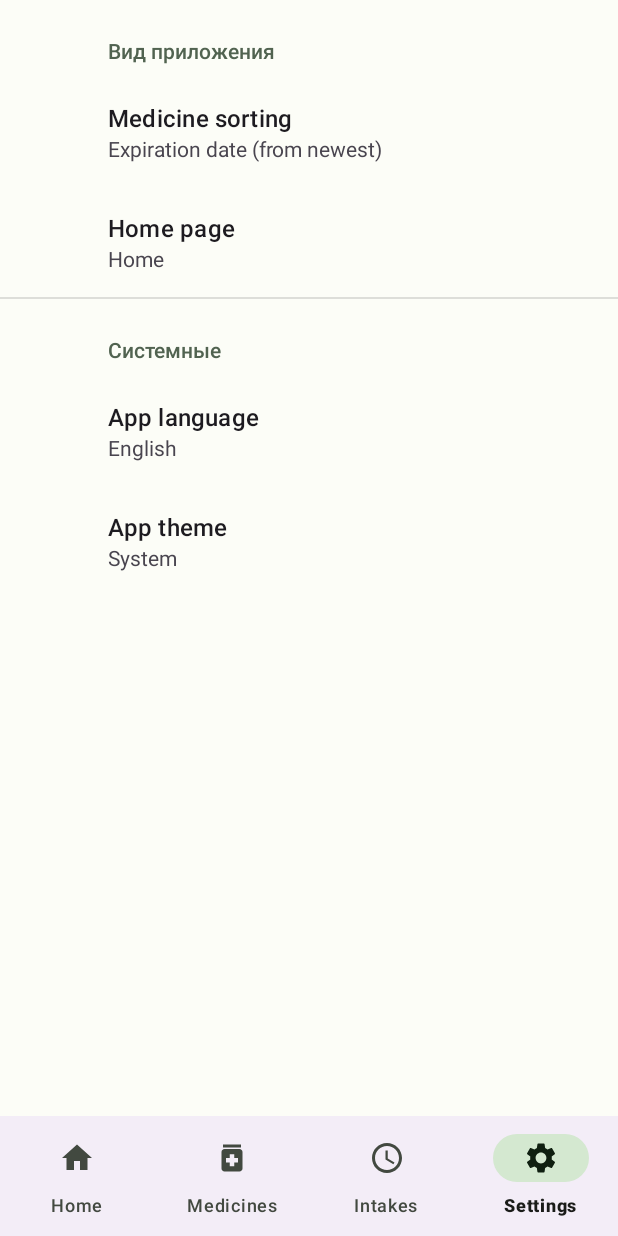
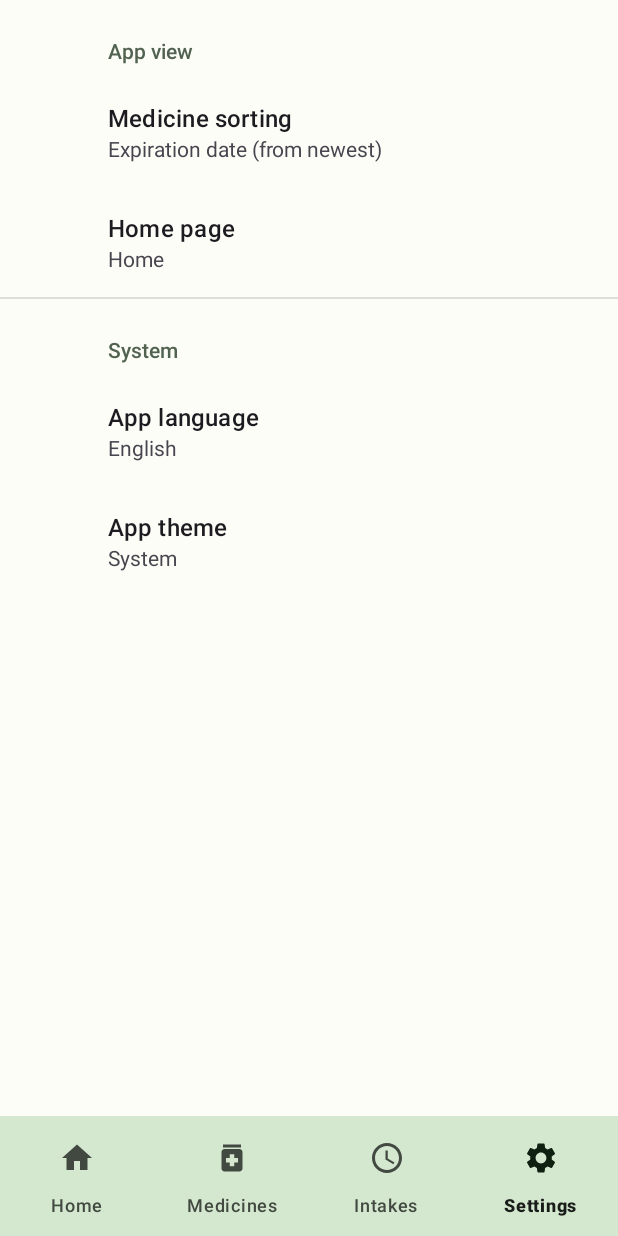
Before and after one commit to pewaru-333/HomeMedkit-App, an Android app: the screen it shows after launch (MainActivity), item 4 of the bottom bar chosen, on a phone screen of 412 x 824 dp. Run offline under Robolectric (Android 15) with nearby library versions, the phone set to English and light mode, and no system bars; our stand-ins replace androidx.preference.

Commit message:
Исправлен перевод некоторых пунктов в настройках. Исправлена цветовая схема при использовании тёмной темы приложения.

```diff
--- a/app/build.gradle.kts
+++ b/app/build.gradle.kts
@@ -22,8 +22,8 @@ android {
         applicationId = "ru.application.homemedkit"
         minSdk = 26
         targetSdk = 34
-        versionCode = 1
-        versionName = "1.0"
+        versionCode = 2
+        versionName = "1.0.1"
 
         buildConfigField("String", "BASE_URL", properties.getProperty("BASE_URL"))
         buildConfigField("String", "API_URL", properties.getProperty("API_URL"))
--- a/app/src/main/res/layout/activity_intake.xml
+++ b/app/src/main/res/layout/activity_intake.xml
@@ -18,7 +18,7 @@
             android:id="@+id/scanned_medicine_top_app_bar_toolbar"
             android:layout_width="match_parent"
             android:layout_height="wrap_content"
-            android:background="@color/md_theme_light_tertiaryContainer"
+            android:background="?attr/colorTertiaryContainer"
             app:menu="@menu/menu_top_app_bar"
             app:navigationIcon="@drawable/vector_arrow_back" />
     </com.google.android.material.appbar.AppBarLayout>
--- a/app/src/main/res/layout/activity_main.xml
+++ b/app/src/main/res/layout/activity_main.xml
@@ -20,6 +20,7 @@
         android:id="@+id/bottom_navigation_bar_view"
         android:layout_width="0dp"
         android:layout_height="80dp"
+        app:backgroundTint="?attr/colorSecondaryContainer"
         app:labelVisibilityMode="labeled"
         app:layout_constraintBottom_toBottomOf="parent"
         app:layout_constraintEnd_toEndOf="parent"
--- a/app/src/main/res/values/strings.xml
+++ b/app/src/main/res/values/strings.xml
@@ -13,13 +13,16 @@
     <string name="intake_weekly_period_choose_day">Choose the day of intake</string>
     <string name="notification_channel_description">Medication reminders</string>
     <string name="notification_channel_name">Sound notifications</string>
+    <string name="preference_app_view">App view</string>
     <string name="preference_language">App language</string>
     <string name="preference_sorting_type">Medicine sorting</string>
     <string name="preference_start_page">Home page</string>
+    <string name="preference_system">System</string>
     <string name="sorting_a_z">Alphabetically (A to z)</string>
     <string name="sorting_from_newest">Expiration date (from newest)</string>
     <string name="sorting_from_oldest">Expiration date (from oldest)</string>
     <string name="sorting_z_a">Alphabetically (z to A)</string>
+    <string name="text_app_theme">App theme</string>
     <string name="text_cancel">Cancel</string>
     <string name="text_choose_time">Pick time</string>
     <string name="text_confirm_exit">Confirm exit</string>
@@ -50,6 +53,8 @@
     <string name="text_more">More</string>
     <string name="text_no_data_found">Nothing found!</string>
     <string name="text_no">No</string>
+    <string name="text_period_finish_date">Finish date</string>
+    <string name="text_period_start_date">Start date</string>
     <string name="text_placeholder">N</string>
     <string name="text_reschedule_alarms">Reassigning medication alerts</string>
     <string name="text_save">Save</string>
@@ -64,9 +69,6 @@
     <string name="text_wrong_interval">Wrong interval!</string>
     <string name="text_wrong_period">Wrong period!</string>
     <string name="text_yes">Yes</string>
-    <string name="text_app_theme">App theme</string>
-    <string name="text_period_start_date">Start date</string>
-    <string name="text_period_finish_date">Finish date</string>
 
     <string-array name="languages">
         <item>ru</item>
--- a/app/src/main/res/values/styles.xml
+++ b/app/src/main/res/values/styles.xml
@@ -14,7 +14,7 @@
         <item name="android:layout_height">200dp</item>
         <item name="android:clickable">true</item>
         <item name="android:focusable">true</item>
-        <item name="android:backgroundTint">?attr/colorSurfaceContainer</item>
+        <item name="android:backgroundTint">?attr/colorPrimaryContainer</item>
     </style>
 
     <style name="TextCardPickAction" parent="TextAppearance.Material3.BodyLarge">
--- a/app/src/main/res/xml/preferences.xml
+++ b/app/src/main/res/xml/preferences.xml
@@ -3,7 +3,7 @@
 
     <PreferenceCategory
         app:key="app_view"
-        app:title="Вид приложения">
+        app:title="@string/preference_app_view">
 
         <ListPreference
             app:defaultValue="new-old"
@@ -27,7 +27,7 @@
 
     <PreferenceCategory
         app:key="app_system"
-        app:title="Системные">
+        app:title="@string/preference_system">
 
         <ListPreference
             app:defaultValue="Russian"
```
Also changed, not shown: app/src/main/res/layout/activity_medicine.xml (+5 -3 lines), app/src/main/res/layout/card_medicine.xml (+4 -4 lines), 2 other files.
